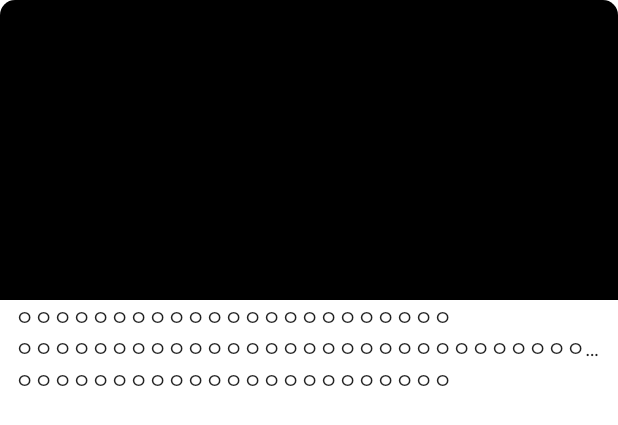
After one commit to yjh10630/MovieSearch, an Android app: the layout view_movie_item.xml on its own in the app's theme, with its tools: preview values and no code run, on a phone screen of 412 x 824 dp. The commit adds this screen. Shown: the top 425 px of the screen. Run offline under Robolectric (Android 15) with nearby library versions, the phone set to English and light mode, and no system bars.

Commit message:
데이터 받기 전에 작업.
- 필요한 dependencies 추가
- Layout UI
- 기본적인 로직 ( ViewModel 분리 및 소프트 키보드 제거 로직 추가 )

```diff
--- a/app/src/main/AndroidManifest.xml
+++ b/app/src/main/AndroidManifest.xml
@@ -1,6 +1,9 @@
 <?xml version="1.0" encoding="utf-8"?>
 <manifest xmlns:android="http://schemas.android.com/apk/res/android"
     package="com.jihun.moviesearch">
+
+    <uses-permission android:name="android.permission.INTERNET" />
+    <uses-permission android:name="android.permission.ACCESS_NETWORK_STATE" />
 
     <application
         android:allowBackup="true"
--- /dev/null
+++ b/app/src/main/java/com/jihun/moviesearch/ui/CharacterWrapTextView.kt
@@ -0,0 +1,20 @@
+package com.jihun.moviesearch.ui
+
+import android.content.Context
+import android.util.AttributeSet
+import androidx.appcompat.widget.AppCompatTextView
+
+class CharacterWrapTextView@JvmOverloads constructor(
+    context: Context,
+    attrs: AttributeSet? = null,
+    defStyleAttr: Int = 0
+) : AppCompatTextView(context, attrs, defStyleAttr) {
+
+    override fun setText(text: CharSequence, type: BufferType) {
+        super.setText(getCharWrapStr(text.toString()), type)
+    }
+
+    private fun getCharWrapStr(str: String): String {
+        return str.replace(".(?!$)".toRegex(), "$0\u200b")
+    }
+}
--- /dev/null
+++ b/app/src/main/res/layout/view_movie_item.xml
@@ -0,0 +1,62 @@
+<?xml version="1.0" encoding="utf-8"?>
+<androidx.cardview.widget.CardView xmlns:android="http://schemas.android.com/apk/res/android"
+    xmlns:app="http://schemas.android.com/apk/res-auto"
+    android:layout_width="match_parent"
+    android:layout_height="wrap_content"
+    xmlns:tools="http://schemas.android.com/tools"
+    app:cardCornerRadius="10dp"
+    app:cardElevation="0dp"
+    app:layout_constraintTop_toTopOf="parent">
+
+    <androidx.constraintlayout.widget.ConstraintLayout
+        android:layout_width="match_parent"
+        android:layout_height="match_parent"
+        android:paddingBottom="10dp">
+
+        <ImageView
+            android:id="@+id/posterImg"
+            android:layout_width="match_parent"
+            android:layout_height="200dp"
+            android:scaleType="centerCrop"
+            android:background="@color/black"
+            app:layout_constraintTop_toTopOf="parent" />
+
+        <com.jihun.moviesearch.ui.CharacterWrapTextView
+            android:id="@+id/tvTitle"
+            android:layout_width="0dp"
+            android:layout_height="wrap_content"
+            android:ellipsize="end"
+            android:maxLines="1"
+            android:layout_marginHorizontal="10dp"
+            app:layout_constraintTop_toBottomOf="@id/posterImg"
+            app:layout_constraintStart_toStartOf="parent"
+            app:layout_constraintEnd_toEndOf="parent"
+            tools:text="ㅇㅇㅇㅇㅇㅇㅇㅇㅇㅇㅇㅇㅇㅇㅇㅇㅇㅇㅇㅇㅇㅇㅇ"/>
+
+        <com.jihun.moviesearch.ui.CharacterWrapTextView
+            android:id="@+id/tvReleaseDate"
+            android:layout_width="0dp"
+            android:layout_height="wrap_content"
+            android:ellipsize="end"
+            android:maxLines="1"
+            android:layout_marginHorizontal="10dp"
+            app:layout_constraintTop_toBottomOf="@id/tvTitle"
+            app:layout_constraintStart_toStartOf="parent"
+            app:layout_constraintEnd_toEndOf="parent"
+            tools:text="ㅇㅇㅇㅇㅇㅇㅇㅇㅇㅇㅇㅇㅇㅇㅇㅇㅇㅇㅇㅇㅇㅇㅇㅇㅇㅇㅇㅇㅇㅇㅇㅇㅇㅇㅇㅇㅇㅇㅇㅇㅇㅇㅇㅇㅇㅇ"/>
+
+        <com.jihun.moviesearch.ui.CharacterWrapTextView
+            android:id="@+id/tvDirectorNm"
+            android:layout_width="0dp"
+            android:layout_height="wrap_content"
+            android:ellipsize="end"
+            android:maxLines="1"
+            android:layout_marginHorizontal="10dp"
+            app:layout_constraintTop_toBottomOf="@id/tvReleaseDate"
+            app:layout_constraintStart_toStartOf="parent"
+            app:layout_constraintEnd_toEndOf="parent"
+            tools:text="ㅇㅇㅇㅇㅇㅇㅇㅇㅇㅇㅇㅇㅇㅇㅇㅇㅇㅇㅇㅇㅇㅇㅇ"/>
+
+    </androidx.constraintlayout.widget.ConstraintLayout>
+
+</androidx.cardview.widget.CardView>
--- a/app/src/main/res/values-night/themes.xml
+++ b/app/src/main/res/values-night/themes.xml
@@ -1,6 +1,6 @@
 <resources xmlns:tools="http://schemas.android.com/tools">
     <!-- Base application theme. -->
-    <style name="Theme.MovieSearch" parent="Theme.MaterialComponents.DayNight.DarkActionBar">
+    <style name="Theme.MovieSearch" parent="Theme.MaterialComponents.DayNight.NoActionBar">
         <!-- Primary brand color. -->
         <item name="colorPrimary">@color/purple_200</item>
         <item name="colorPrimaryVariant">@color/purple_700</item>
--- a/app/src/main/res/values/strings.xml
+++ b/app/src/main/res/values/strings.xml
@@ -1,3 +1,4 @@
 <resources>
     <string name="app_name">MovieSearch</string>
+    <string name="userInputHint">영화 키워드를 입력하세요.</string>
 </resources>
--- a/app/src/main/res/values/themes.xml
+++ b/app/src/main/res/values/themes.xml
@@ -1,6 +1,6 @@
 <resources xmlns:tools="http://schemas.android.com/tools">
     <!-- Base application theme. -->
-    <style name="Theme.MovieSearch" parent="Theme.MaterialComponents.DayNight.DarkActionBar">
+    <style name="Theme.MovieSearch" parent="Theme.MaterialComponents.DayNight.NoActionBar">
         <!-- Primary brand color. -->
         <item name="colorPrimary">@color/purple_500</item>
         <item name="colorPrimaryVariant">@color/purple_700</item>
```
Also changed, not shown: app/build.gradle (+31 -0 lines), app/src/main/java/com/jihun/moviesearch/MainActivity.kt (+94 -0 lines), app/src/main/java/com/jihun/moviesearch/MainViewModel.kt (added, +31 -0 lines), app/src/main/java/com/jihun/moviesearch/data/MovieData.kt (added, +9 -0 lines), app/src/main/java/com/jihun/moviesearch/ui/BaseViewHolder.kt (added, +8 -0 lines), app/src/main/java/com/jihun/moviesearch/ui/ItemViewHolder.kt (added, +45 -0 lines), app/src/main/java/com/jihun/moviesearch/ui/MainListAdapter.kt (added, +38 -0 lines), app/src/main/java/com/jihun/moviesearch/utils/DiffUtilExtensions.kt (added, +21 -0 lines), app/src/main/java/com/jihun/moviesearch/utils/Utils.kt (added, +11 -0 lines), app/src/main/res/drawable/icon_search.xml (added, +10 -0 lines), app/src/main/res/layout/activity_main.xml (+32 -4 lines).
